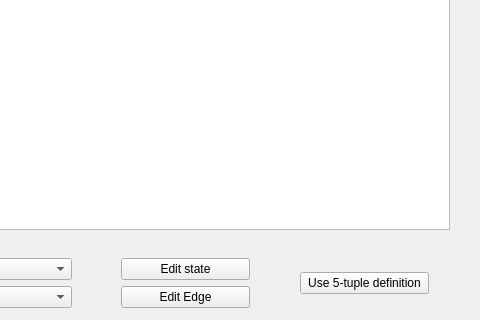
First picture: the form in ui/final2.ui, repository bishoyhanykamel/AutomataProject, before the edit; both pictures show x 553 to 1033 and y 434 to 754 of the 1033 by 754 pixel window.
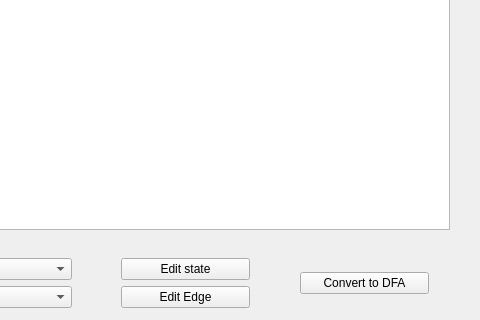
Second picture: the form after the edit.

What changed in the file:
```diff
--- a/ui/final2.ui
+++ b/ui/final2.ui
@@ -165,7 +165,7 @@
        <item row="0" column="8" rowspan="2">
         <widget class="QPushButton" name="tupleDefinition_btn">
          <property name="text">
-          <string>Use 5-tuple definition</string>
+          <string>Convert to DFA</string>
          </property>
         </widget>
        </item>
```
